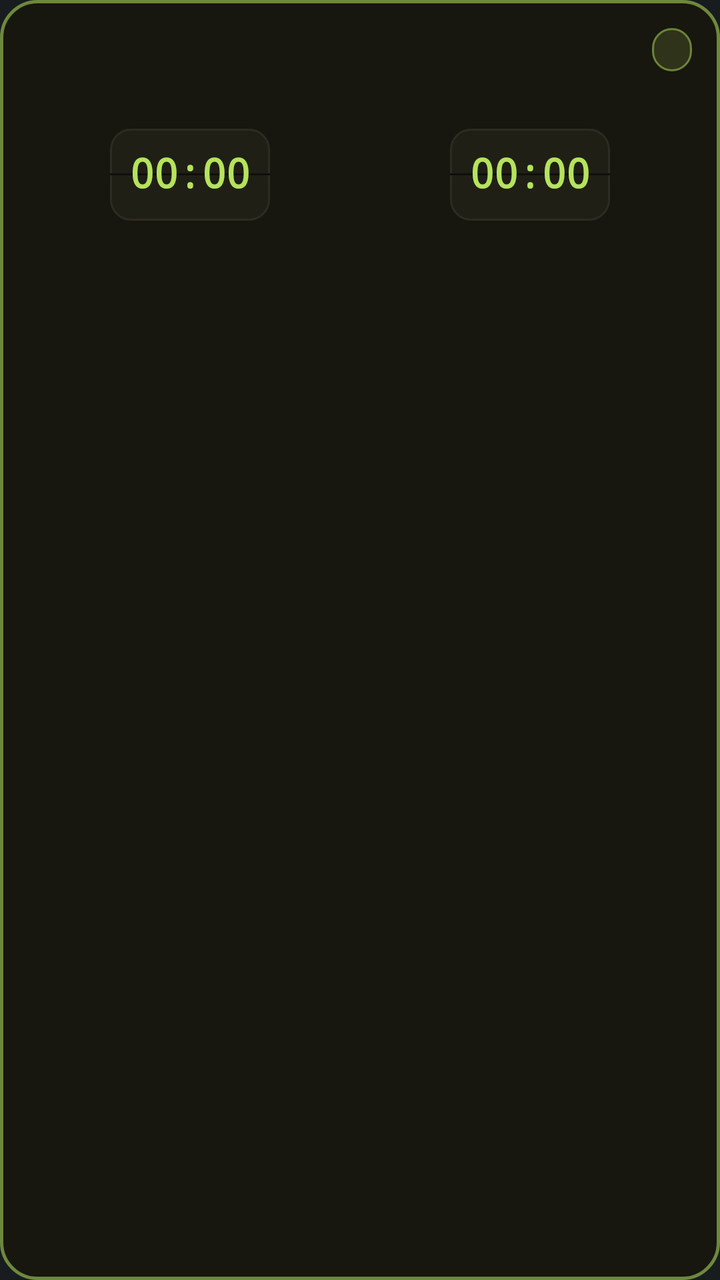
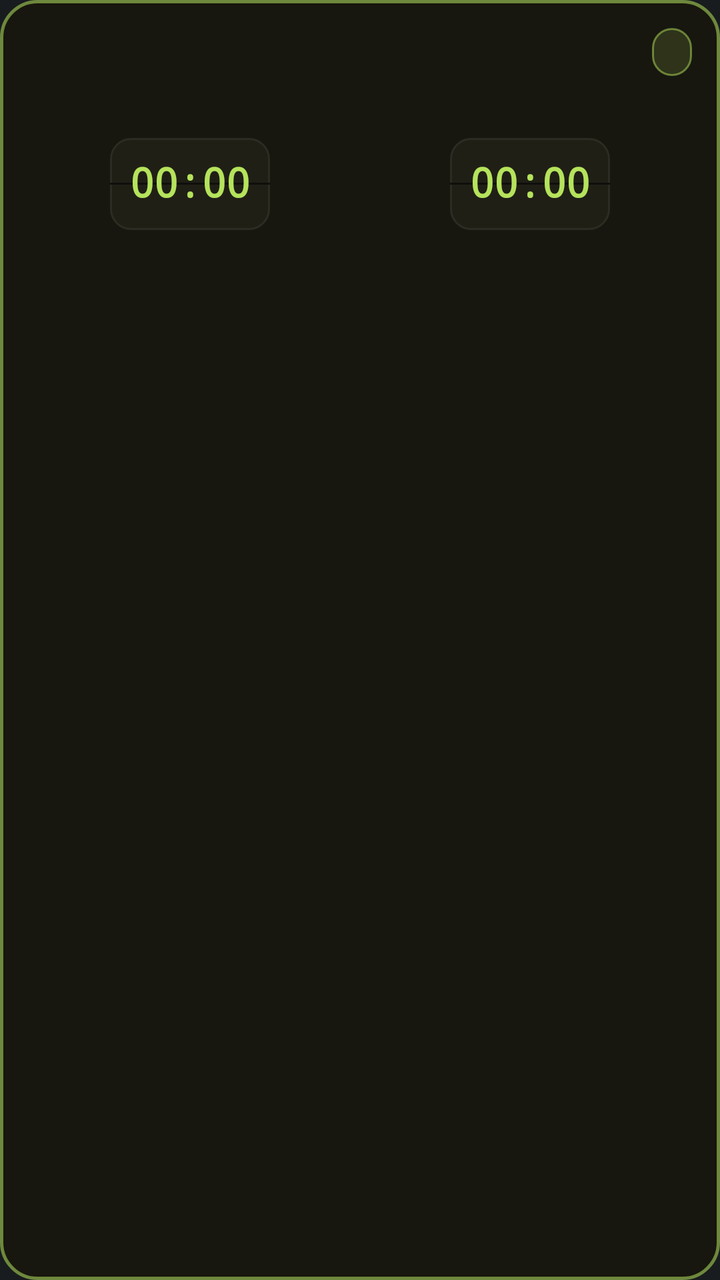

Two renders of the same Android screen: before a commit and after it. Below are the layout's source before the change and the commit's diff.
<!-- AndroidManifest.xml: application theme android:Theme.DeviceDefault.NoActionBar -->
<!-- res/layout/s_panel.xml -->
<?xml version="1.0" encoding="utf-8"?>
<LinearLayout xmlns:android="http://schemas.android.com/apk/res/android" android:id="@+id/p_root" android:layout_width="match_parent" android:layout_height="wrap_content" android:orientation="vertical" android:padding="14dp" android:layout_marginBottom="10dp" android:background="@drawable/panel_go">
<LinearLayout android:layout_width="match_parent" android:layout_height="wrap_content" android:orientation="horizontal" android:gravity="center_vertical">
<TextView android:id="@+id/p_label" android:layout_height="wrap_content" android:textSize="10sp" android:textColor="@color/dim" android:fontFamily="monospace" android:includeFontPadding="false" android:letterSpacing="0.14" android:layout_width="0dp" android:layout_weight="1" android:maxLines="1"/>
<TextView android:id="@+id/p_chip" android:layout_width="wrap_content" android:layout_height="wrap_content" android:textSize="10sp" android:textColor="@color/go" android:fontFamily="monospace" android:textStyle="bold" android:includeFontPadding="false" android:letterSpacing="0.08" android:paddingLeft="10dp" android:paddingRight="10dp" android:paddingTop="5dp" android:paddingBottom="5dp" android:maxLines="1" android:background="@drawable/chip_go"/>
</LinearLayout>
<LinearLayout android:layout_width="match_parent" android:layout_height="wrap_content" android:orientation="horizontal" android:layout_marginTop="12dp" android:showDividers="middle" android:divider="@drawable/div8">
<LinearLayout android:id="@+id/cellA" android:layout_width="0dp" android:layout_height="wrap_content" android:layout_weight="1" android:orientation="vertical" android:gravity="center_horizontal">
<TextView android:id="@+id/a_label" android:layout_width="wrap_content" android:layout_height="wrap_content" android:textSize="9sp" android:textColor="@color/dim" android:fontFamily="monospace" android:includeFontPadding="false" android:letterSpacing="0.12" android:maxLines="1" android:layout_marginBottom="6dp"/>
<Chronometer android:id="@+id/a_clock" android:layout_width="wrap_content" android:layout_height="46dp" android:gravity="center" android:paddingLeft="10dp" android:paddingRight="10dp" android:textSize="20sp" android:textColor="@color/go" android:fontFamily="monospace" android:textStyle="bold" android:includeFontPadding="false" android:background="@drawable/flap_bg"/>
<TextView android:id="@+id/a_text" android:layout_width="wrap_content" android:layout_height="46dp" android:gravity="center" android:paddingLeft="10dp" android:paddingRight="10dp" android:textSize="20sp" android:textColor="@color/dim" android:fontFamily="monospace" android:textStyle="bold" android:includeFontPadding="false" android:background="@drawable/flap_bg" android:visibility="gone"/>
<TextView android:id="@+id/a_sub" android:layout_width="wrap_content" android:layout_height="wrap_content" android:textSize="10sp" android:textColor="@color/paper" android:fontFamily="monospace" android:includeFontPadding="false" android:layout_marginTop="6dp" android:maxLines="1" android:ellipsize="end"/>
</LinearLayout><LinearLayout android:id="@+id/cellB" android:layout_width="0dp" android:layout_height="wrap_content" android:layout_weight="1" android:orientation="vertical" android:gravity="center_horizontal">
<TextView android:id="@+id/b_label" android:layout_width="wrap_content" android:layout_height="wrap_content" android:textSize="9sp" android:textColor="@color/dim" android:fontFamily="monospace" android:includeFontPadding="false" android:letterSpacing="0.12" android:maxLines="1" android:layout_marginBottom="6dp"/>
<Chronometer android:id="@+id/b_clock" android:layout_width="wrap_content" android:layout_height="46dp" android:gravity="center" android:paddingLeft="10dp" android:paddingRight="10dp" android:textSize="20sp" android:textColor="@color/go" android:fontFamily="monospace" android:textStyle="bold" android:includeFontPadding="false" android:background="@drawable/flap_bg"/>
<TextView android:id="@+id/b_text" android:layout_width="wrap_content" android:layout_height="46dp" android:gravity="center" android:paddingLeft="10dp" android:paddingRight="10dp" android:textSize="20sp" android:textColor="@color/dim" android:fontFamily="monospace" android:textStyle="bold" android:includeFontPadding="false" android:background="@drawable/flap_bg" android:visibility="gone"/>
<TextView android:id="@+id/b_sub" android:layout_width="wrap_content" android:layout_height="wrap_content" android:textSize="10sp" android:textColor="@color/paper" android:fontFamily="monospace" android:includeFontPadding="false" android:layout_marginTop="6dp" android:maxLines="1" android:ellipsize="end"/>
</LinearLayout>
</LinearLayout>
<LinearLayout android:id="@+id/p_slack" android:layout_width="match_parent" android:layout_height="wrap_content" android:orientation="vertical" android:layout_marginTop="12dp">
<LinearLayout android:id="@+id/p_slack_labels" android:layout_width="match_parent" android:layout_height="wrap_content" android:orientation="horizontal" android:layout_marginBottom="6dp">
<TextView android:id="@+id/p_sl" android:layout_height="wrap_content" android:textSize="9sp" android:textColor="@color/dim" android:fontFamily="monospace" android:includeFontPadding="false" android:letterSpacing="0.1" android:layout_width="0dp" android:layout_weight="1" android:maxLines="1"/>
<TextView android:id="@+id/p_sv" android:layout_width="wrap_content" android:layout_height="wrap_content" android:textSize="9sp" android:textColor="@color/go" android:fontFamily="monospace" android:textStyle="bold" android:includeFontPadding="false" android:letterSpacing="0.1" android:maxLines="1"/>
</LinearLayout><FrameLayout android:layout_width="match_parent" android:layout_height="wrap_content"><ProgressBar android:id="@+id/pb_go" style="?android:attr/progressBarStyleHorizontal" android:layout_width="match_parent" android:layout_height="6dp" android:max="100" android:progressDrawable="@drawable/bar_go" android:visibility="gone"/><ProgressBar android:id="@+id/pb_amber" style="?android:attr/progressBarStyleHorizontal" android:layout_width="match_parent" android:layout_height="6dp" android:max="100" android:progressDrawable="@drawable/bar_amber" android:visibility="gone"/><ProgressBar android:id="@+id/pb_yellow" style="?android:attr/progressBarStyleHorizontal" android:layout_width="match_parent" android:layout_height="6dp" android:max="100" android:progressDrawable="@drawable/bar_yellow" android:visibility="gone"/><ProgressBar android:id="@+id/pb_stop" style="?android:attr/progressBarStyleHorizontal" android:layout_width="match_parent" android:layout_height="6dp" android:max="100" android:progressDrawable="@drawable/bar_stop" android:visibility="gone"/></FrameLayout></LinearLayout>
<TextView android:id="@+id/p_note" android:layout_height="wrap_content" android:textSize="10sp" android:textColor="@color/dim" android:fontFamily="monospace" android:includeFontPadding="false" android:layout_width="match_parent" android:layout_marginTop="10dp"/>
</LinearLayout>
<!-- resources referenced by this layout -->
<resources>
  <color name="dim">#908975</color>
  <color name="go">#B5E35C</color>
  <color name="paper">#EDE7D3</color>
  <!-- drawable bar_amber (drawable) -->
  <?xml version="1.0" encoding="utf-8"?>
  <layer-list xmlns:android="http://schemas.android.com/apk/res/android">
   <item android:id="@android:id/background"><shape><solid android:color="#2D2B22"/><corners android:radius="3dp"/></shape></item>
   <item android:id="@android:id/progress"><clip><shape><solid android:color="#FFB627"/><corners android:radius="3dp"/></shape></clip></item>
  </layer-list>
  <!-- drawable bar_go (drawable) -->
  <?xml version="1.0" encoding="utf-8"?>
  <layer-list xmlns:android="http://schemas.android.com/apk/res/android">
   <item android:id="@android:id/background"><shape><solid android:color="#2D2B22"/><corners android:radius="3dp"/></shape></item>
   <item android:id="@android:id/progress"><clip><shape><solid android:color="#B5E35C"/><corners android:radius="3dp"/></shape></clip></item>
  </layer-list>
  <!-- drawable bar_stop (drawable) -->
  <?xml version="1.0" encoding="utf-8"?>
  <layer-list xmlns:android="http://schemas.android.com/apk/res/android">
   <item android:id="@android:id/background"><shape><solid android:color="#2D2B22"/><corners android:radius="3dp"/></shape></item>
   <item android:id="@android:id/progress"><clip><shape><solid android:color="#FF5F3C"/><corners android:radius="3dp"/></shape></clip></item>
  </layer-list>
  <!-- drawable bar_yellow (drawable) -->
  <?xml version="1.0" encoding="utf-8"?>
  <layer-list xmlns:android="http://schemas.android.com/apk/res/android">
   <item android:id="@android:id/background"><shape><solid android:color="#2D2B22"/><corners android:radius="3dp"/></shape></item>
   <item android:id="@android:id/progress"><clip><shape><solid android:color="#FFD23F"/><corners android:radius="3dp"/></shape></clip></item>
  </layer-list>
  <!-- drawable chip_go (drawable) -->
  <?xml version="1.0" encoding="utf-8"?>
  <shape xmlns:android="http://schemas.android.com/apk/res/android"><solid android:color="#24B5E35C"/><corners android:radius="99dp"/><stroke android:width="1dp" android:color="#80B5E35C"/></shape>
  <!-- drawable div8 (drawable) -->
  <?xml version="1.0" encoding="utf-8"?>
  <shape xmlns:android="http://schemas.android.com/apk/res/android"><size android:width="8dp" android:height="8dp"/><solid android:color="#00000000"/></shape>
  <!-- drawable flap_bg (drawable) -->
  <?xml version="1.0" encoding="utf-8"?>
  <layer-list xmlns:android="http://schemas.android.com/apk/res/android">
   <item><shape><solid android:color="#201F16"/><corners android:radius="10dp"/><stroke android:width="1dp" android:color="#2D2B22"/></shape></item>
   <item android:gravity="center_vertical" android:height="1dp"><shape android:shape="rectangle"><solid android:color="#E60E0E0C"/></shape></item>
  </layer-list>
  <!-- drawable panel_go (drawable) -->
  <?xml version="1.0" encoding="utf-8"?>
  <shape xmlns:android="http://schemas.android.com/apk/res/android"><solid android:color="#17160F"/><corners android:radius="18dp"/><stroke android:width="1.5dp" android:color="#8CB5E35C"/></shape>
</resources>

<!-- the commit's change to res/layout/s_panel.xml (unified diff, before → after) -->
@@ -1,26 +1,26 @@
 <?xml version="1.0" encoding="utf-8"?>
 <LinearLayout xmlns:android="http://schemas.android.com/apk/res/android" android:id="@+id/p_root" android:layout_width="match_parent" android:layout_height="wrap_content" android:orientation="vertical" android:padding="14dp" android:layout_marginBottom="10dp" android:background="@drawable/panel_go">
 <LinearLayout android:layout_width="match_parent" android:layout_height="wrap_content" android:orientation="horizontal" android:gravity="center_vertical">
-<TextView android:id="@+id/p_label" android:layout_height="wrap_content" android:textSize="10sp" android:textColor="@color/dim" android:fontFamily="monospace" android:includeFontPadding="false" android:letterSpacing="0.14" android:layout_width="0dp" android:layout_weight="1" android:maxLines="1"/>
-<TextView android:id="@+id/p_chip" android:layout_width="wrap_content" android:layout_height="wrap_content" android:textSize="10sp" android:textColor="@color/go" android:fontFamily="monospace" android:textStyle="bold" android:includeFontPadding="false" android:letterSpacing="0.08" android:paddingLeft="10dp" android:paddingRight="10dp" android:paddingTop="5dp" android:paddingBottom="5dp" android:maxLines="1" android:background="@drawable/chip_go"/>
+<TextView android:id="@+id/p_label" android:layout_height="wrap_content" android:textSize="12sp" android:textColor="@color/dim" android:fontFamily="monospace" android:includeFontPadding="false" android:letterSpacing="0.08" android:layout_width="0dp" android:layout_weight="1" android:maxLines="1"/>
+<TextView android:id="@+id/p_chip" android:layout_width="wrap_content" android:layout_height="wrap_content" android:textSize="12sp" android:textColor="@color/go" android:fontFamily="monospace" android:textStyle="bold" android:includeFontPadding="false" android:letterSpacing="0.08" android:paddingLeft="10dp" android:paddingRight="10dp" android:paddingTop="5dp" android:paddingBottom="5dp" android:maxLines="1" android:background="@drawable/chip_go"/>
 </LinearLayout>
 <LinearLayout android:layout_width="match_parent" android:layout_height="wrap_content" android:orientation="horizontal" android:layout_marginTop="12dp" android:showDividers="middle" android:divider="@drawable/div8">
 <LinearLayout android:id="@+id/cellA" android:layout_width="0dp" android:layout_height="wrap_content" android:layout_weight="1" android:orientation="vertical" android:gravity="center_horizontal">
-<TextView android:id="@+id/a_label" android:layout_width="wrap_content" android:layout_height="wrap_content" android:textSize="9sp" android:textColor="@color/dim" android:fontFamily="monospace" android:includeFontPadding="false" android:letterSpacing="0.12" android:maxLines="1" android:layout_marginBottom="6dp"/>
+<TextView android:id="@+id/a_label" android:layout_width="wrap_content" android:layout_height="wrap_content" android:textSize="11sp" android:textColor="@color/dim" android:fontFamily="monospace" android:includeFontPadding="false" android:letterSpacing="0.06" android:maxLines="1" android:layout_marginBottom="6dp"/>
 <Chronometer android:id="@+id/a_clock" android:layout_width="wrap_content" android:layout_height="46dp" android:gravity="center" android:paddingLeft="10dp" android:paddingRight="10dp" android:textSize="20sp" android:textColor="@color/go" android:fontFamily="monospace" android:textStyle="bold" android:includeFontPadding="false" android:background="@drawable/flap_bg"/>
 <TextView android:id="@+id/a_text" android:layout_width="wrap_content" android:layout_height="46dp" android:gravity="center" android:paddingLeft="10dp" android:paddingRight="10dp" android:textSize="20sp" android:textColor="@color/dim" android:fontFamily="monospace" android:textStyle="bold" android:includeFontPadding="false" android:background="@drawable/flap_bg" android:visibility="gone"/>
-<TextView android:id="@+id/a_sub" android:layout_width="wrap_content" android:layout_height="wrap_content" android:textSize="10sp" android:textColor="@color/paper" android:fontFamily="monospace" android:includeFontPadding="false" android:layout_marginTop="6dp" android:maxLines="1" android:ellipsize="end"/>
+<TextView android:id="@+id/a_sub" android:layout_width="wrap_content" android:layout_height="wrap_content" android:textSize="12sp" android:textColor="@color/paper" android:fontFamily="monospace" android:includeFontPadding="false" android:layout_marginTop="6dp" android:maxLines="1" android:ellipsize="end"/>
 </LinearLayout><LinearLayout android:id="@+id/cellB" android:layout_width="0dp" android:layout_height="wrap_content" android:layout_weight="1" android:orientation="vertical" android:gravity="center_horizontal">
-<TextView android:id="@+id/b_label" android:layout_width="wrap_content" android:layout_height="wrap_content" android:textSize="9sp" android:textColor="@color/dim" android:fontFamily="monospace" android:includeFontPadding="false" android:letterSpacing="0.12" android:maxLines="1" android:layout_marginBottom="6dp"/>
+<TextView android:id="@+id/b_label" android:layout_width="wrap_content" android:layout_height="wrap_content" android:textSize="11sp" android:textColor="@color/dim" android:fontFamily="monospace" android:includeFontPadding="false" android:letterSpacing="0.06" android:maxLines="1" android:layout_marginBottom="6dp"/>
 <Chronometer android:id="@+id/b_clock" android:layout_width="wrap_content" android:layout_height="46dp" android:gravity="center" android:paddingLeft="10dp" android:paddingRight="10dp" android:textSize="20sp" android:textColor="@color/go" android:fontFamily="monospace" android:textStyle="bold" android:includeFontPadding="false" android:background="@drawable/flap_bg"/>
 <TextView android:id="@+id/b_text" android:layout_width="wrap_content" android:layout_height="46dp" android:gravity="center" android:paddingLeft="10dp" android:paddingRight="10dp" android:textSize="20sp" android:textColor="@color/dim" android:fontFamily="monospace" android:textStyle="bold" android:includeFontPadding="false" android:background="@drawable/flap_bg" android:visibility="gone"/>
-<TextView android:id="@+id/b_sub" android:layout_width="wrap_content" android:layout_height="wrap_content" android:textSize="10sp" android:textColor="@color/paper" android:fontFamily="monospace" android:includeFontPadding="false" android:layout_marginTop="6dp" android:maxLines="1" android:ellipsize="end"/>
+<TextView android:id="@+id/b_sub" android:layout_width="wrap_content" android:layout_height="wrap_content" android:textSize="12sp" android:textColor="@color/paper" android:fontFamily="monospace" android:includeFontPadding="false" android:layout_marginTop="6dp" android:maxLines="1" android:ellipsize="end"/>
 </LinearLayout>
 </LinearLayout>
 <LinearLayout android:id="@+id/p_slack" android:layout_width="match_parent" android:layout_height="wrap_content" android:orientation="vertical" android:layout_marginTop="12dp">
 <LinearLayout android:id="@+id/p_slack_labels" android:layout_width="match_parent" android:layout_height="wrap_content" android:orientation="horizontal" android:layout_marginBottom="6dp">
-<TextView android:id="@+id/p_sl" android:layout_height="wrap_content" android:textSize="9sp" android:textColor="@color/dim" android:fontFamily="monospace" android:includeFontPadding="false" android:letterSpacing="0.1" android:layout_width="0dp" android:layout_weight="1" android:maxLines="1"/>
-<TextView android:id="@+id/p_sv" android:layout_width="wrap_content" android:layout_height="wrap_content" android:textSize="9sp" android:textColor="@color/go" android:fontFamily="monospace" android:textStyle="bold" android:includeFontPadding="false" android:letterSpacing="0.1" android:maxLines="1"/>
+<TextView android:id="@+id/p_sl" android:layout_height="wrap_content" android:textSize="11sp" android:textColor="@color/dim" android:fontFamily="monospace" android:includeFontPadding="false" android:letterSpacing="0.06" android:layout_width="0dp" android:layout_weight="1" android:maxLines="1"/>
+<TextView android:id="@+id/p_sv" android:layout_width="wrap_content" android:layout_height="wrap_content" android:textSize="11sp" android:textColor="@color/go" android:fontFamily="monospace" android:textStyle="bold" android:includeFontPadding="false" android:letterSpacing="0.06" android:maxLines="1"/>
 </LinearLayout><FrameLayout android:layout_width="match_parent" android:layout_height="wrap_content"><ProgressBar android:id="@+id/pb_go" style="?android:attr/progressBarStyleHorizontal" android:layout_width="match_parent" android:layout_height="6dp" android:max="100" android:progressDrawable="@drawable/bar_go" android:visibility="gone"/><ProgressBar android:id="@+id/pb_amber" style="?android:attr/progressBarStyleHorizontal" android:layout_width="match_parent" android:layout_height="6dp" android:max="100" android:progressDrawable="@drawable/bar_amber" android:visibility="gone"/><ProgressBar android:id="@+id/pb_yellow" style="?android:attr/progressBarStyleHorizontal" android:layout_width="match_parent" android:layout_height="6dp" android:max="100" android:progressDrawable="@drawable/bar_yellow" android:visibility="gone"/><ProgressBar android:id="@+id/pb_stop" style="?android:attr/progressBarStyleHorizontal" android:layout_width="match_parent" android:layout_height="6dp" android:max="100" android:progressDrawable="@drawable/bar_stop" android:visibility="gone"/></FrameLayout></LinearLayout>
-<TextView android:id="@+id/p_note" android:layout_height="wrap_content" android:textSize="10sp" android:textColor="@color/dim" android:fontFamily="monospace" android:includeFontPadding="false" android:layout_width="match_parent" android:layout_marginTop="10dp"/>
+<TextView android:id="@+id/p_note" android:layout_height="wrap_content" android:textSize="12sp" android:textColor="@color/dim" android:fontFamily="monospace" android:includeFontPadding="false" android:layout_width="match_parent" android:layout_marginTop="10dp"/>
 </LinearLayout>
<!-- resource entries referenced after the edit -->
@@ -1,6 +1,6 @@
 <!-- resources referenced by this layout -->
 <resources>
-  <color name="dim">#908975</color>
+  <color name="dim">#B0A88F</color>
   <color name="go">#B5E35C</color>
   <color name="paper">#EDE7D3</color>
   <!-- drawable bar_amber (drawable) -->
